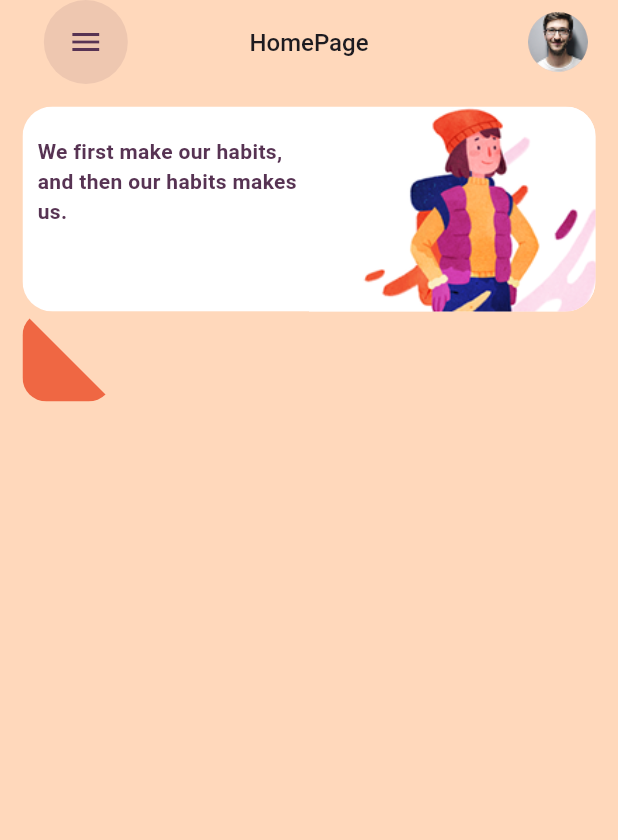
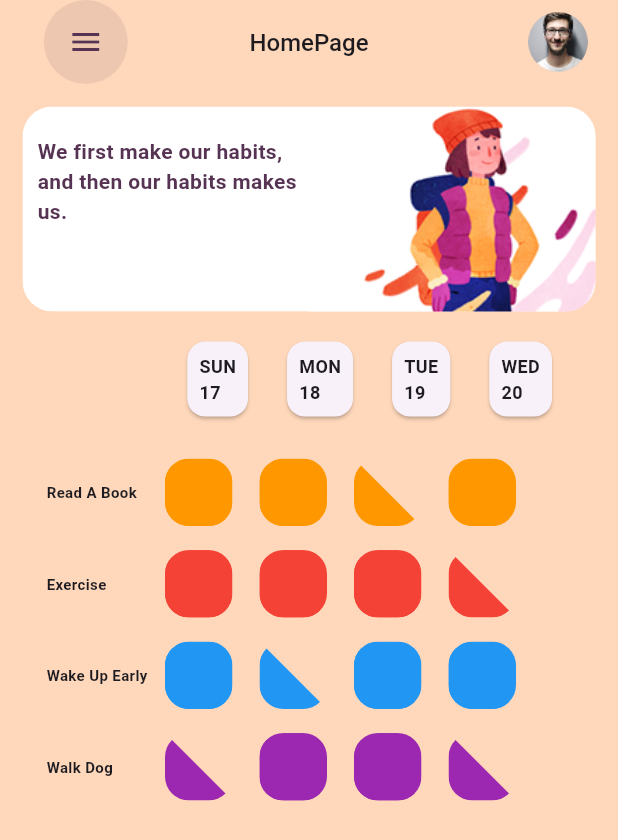
Before and after one commit to yossefJoe/trackmind, a Flutter app: the HomePage screen opened directly, on a phone screen of 412 x 824 dp. Shown: the top 840 px of the screen. Run offline on Flutter 3.47's test engine with Material 3 defaults, Android fonts, the phone set to English and light mode, and no system bars; our stand-ins replace cached_network_image, circle_nav_bar, dio, dots_indicator, dropdown_button2, flutter_bloc and 5 more.

Commit message:
add dates section

```diff
--- a/lib/features/home/presentation/views/pages/home_page.dart
+++ b/lib/features/home/presentation/views/pages/home_page.dart
@@ -4,6 +4,7 @@ import 'package:trackmind/core/utils/constants/styles.dart';
 import 'package:trackmind/core/utils/resources/assets.dart';
 import 'package:trackmind/core/utils/resources/color_manager.dart';
 import 'package:trackmind/features/home/presentation/views/widgets/habit_box.dart';
+import 'package:trackmind/features/home/presentation/views/widgets/habit_calender_section.dart';
 
 class HomePage extends StatefulWidget {
   const HomePage({super.key});
@@ -134,14 +135,7 @@ class _HomePageState extends State<HomePage> {
                   ),
                 ),
               ),
-              Row(
-                children: [
-                  habitBox(
-                    backgroundColor: Colors.transparent, // light pink
-                    triangleColor: Color(0xFFEF6743), // bold red
-                  ),
-                ],
-              )
+              HabitTable(),
             ],
           ),
         ));
--- /dev/null
+++ b/lib/features/home/presentation/views/widgets/habit_calender_section.dart
@@ -0,0 +1,100 @@
+import 'package:flutter/material.dart';
+import 'package:trackmind/features/home/presentation/views/widgets/habit_box.dart';
+
+final Map<String, dynamic> habitData = {
+  "dates": ["SUN 17", "MON 18", "TUE 19", "WED 20"],
+  "habits": [
+    {
+      "title": "Read A Book",
+      "progress": ["done", "done", "half", "done"],
+      "color": Colors.orange,
+    },
+    {
+      "title": "Exercise",
+      "progress": ["done", "done", "done", "half"],
+      "color": Colors.red,
+    },
+    {
+      "title": "Wake Up Early",
+      "progress": ["done", "half", "done", "done"],
+      "color": Colors.blue,
+    },
+    {
+      "title": "Walk Dog",
+      "progress": ["half", "done", "done", "half"],
+      "color": Colors.purple,
+    },
+  ]
+};
+
+class HabitTable extends StatelessWidget {
+  const HabitTable({super.key});
+
+  Widget buildProgressBox(String status, Color color) {
+    double opacity = status == 'done' ? 1.0 : 0.4;
+    return habitBox(
+        size: 45,
+        backgroundColor: status == 'done' ? color : Colors.transparent,
+        triangleColor: color);
+  }
+
+  @override
+  Widget build(BuildContext context) {
+    final dates = habitData['dates'] as List<String>;
+    final habits = habitData['habits'] as List<dynamic>;
+
+    return Padding(
+      padding: const EdgeInsets.all(16.0),
+      child: Column(
+        children: [
+          // Dates Row (Header)
+          Row(
+            mainAxisAlignment: MainAxisAlignment.end,
+            children: dates
+                .map((d) => Padding(
+                      padding: const EdgeInsets.symmetric(horizontal: 9),
+                      child: Card(
+                        child: Padding(
+                          padding: const EdgeInsets.all(8.0),
+                          child: Text(d.split(' ')[0] + '\n' + d.split(' ')[1],
+                              style: const TextStyle(
+                                  fontWeight: FontWeight.bold, fontSize: 12)),
+                        ),
+                      ),
+                    ))
+                .toList(),
+          ),
+          const SizedBox(height: 16),
+          // Habit Rows
+          ...habits.map((habit) {
+            return Padding(
+              padding: const EdgeInsets.symmetric(vertical: 8),
+              child: Row(
+                children: [
+                  // Habit Title
+                  SizedBox(
+                    width: 70,
+                    child: Text(
+                      habit['title'],
+                      style: const TextStyle(
+                          fontWeight: FontWeight.w600, fontSize: 10),
+                    ),
+                  ),
+                  // Status Boxes
+                  ...List.generate(
+                    dates.length,
+                    (i) => Padding(
+                      padding: const EdgeInsets.symmetric(horizontal: 9.0),
+                      child: buildProgressBox(
+                          habit['progress'][i], habit['color']),
+                    ),
+                  ),
+                ],
+              ),
+            );
+          }).toList(),
+        ],
+      ),
+    );
+  }
+}
```
